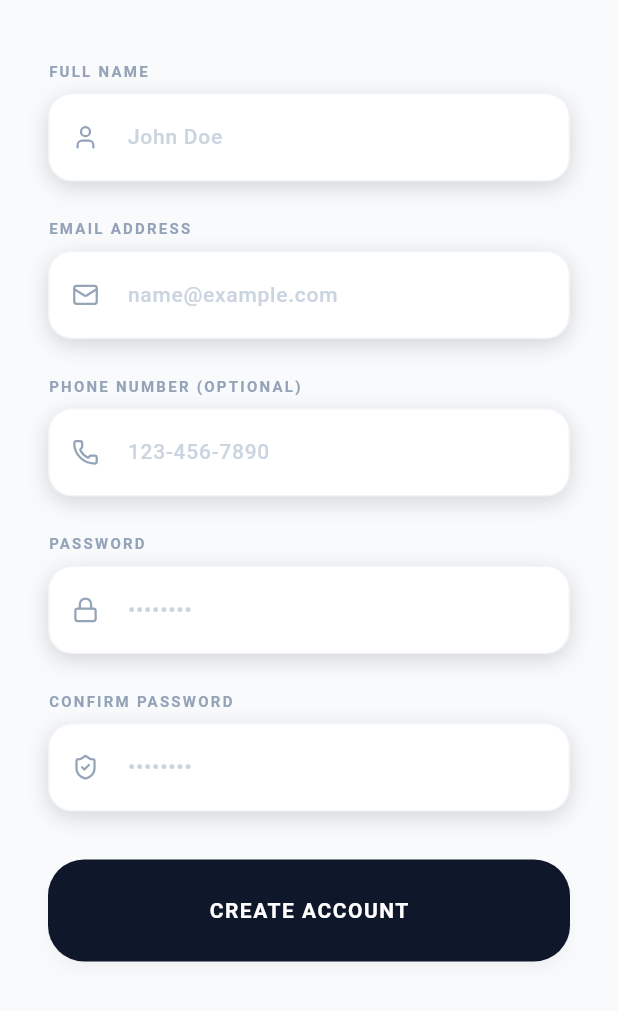
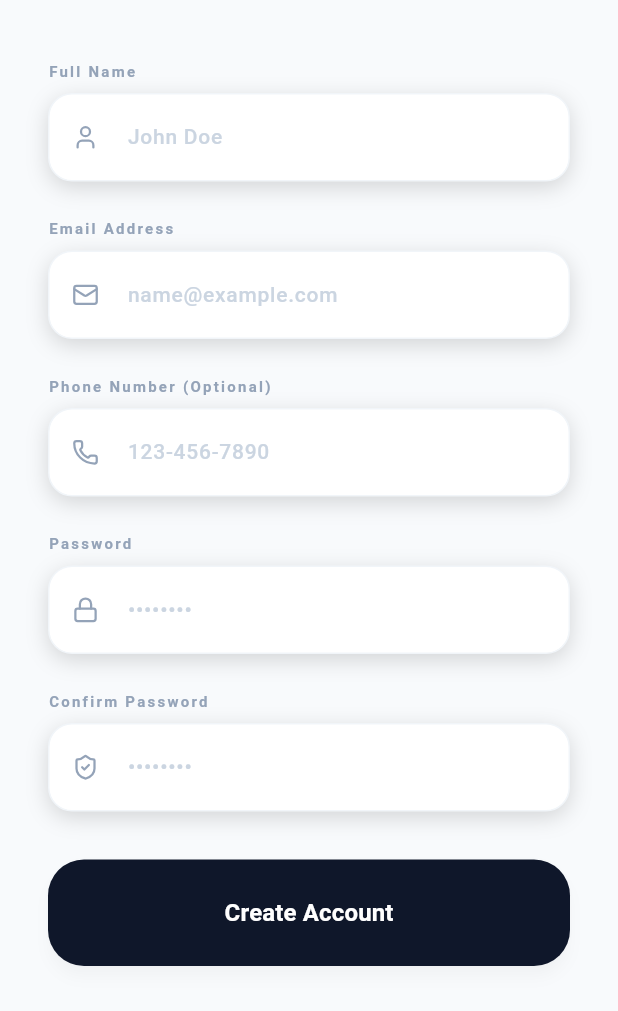
Before and after one commit to yangTauTauAjah/e-ticketing, a Flutter app: the screen it shows after launch, after a tap on an icon or button, on a phone screen of 412 x 824 dp, the part 225-1236 px from its top. Run offline on Flutter 3.47's test engine with Material 3 defaults, Android fonts, the phone set to English and light mode, and no system bars; our stand-ins replace dio, flutter_riverpod, flutter_secure_storage, image_picker, lucide_icons; network calls fail.

Commit message:
minor up updates

```diff
--- a/frontend/lib/features/auth/screens/login_screen.dart
+++ b/frontend/lib/features/auth/screens/login_screen.dart
@@ -55,11 +55,14 @@ class _LoginScreenState extends ConsumerState<LoginScreen> {
       body: SingleChildScrollView(
         padding: const EdgeInsets.all(32.0),
         child: Column(
-          crossAxisAlignment: CrossAxisAlignment.start,
-          children: [            const SizedBox(height: 60),
-            // Logo from Screenshot
-            Container(
-              height: 48, width: 48,
+          crossAxisAlignment: CrossAxisAlignment.center,
+          children: [
+            const SizedBox(height: 60),
+            // Logo from Screenshot - Centered and Rotated
+            Transform.rotate(
+              angle: 0.15, // Slight rotation in radians (~8.6 degrees)
+              child: Container(
+                height: 100, width: 100,
                 decoration: BoxDecoration(
                   color: const Color(0xFF0F172A),
                   borderRadius: BorderRadius.circular(16),
@@ -71,24 +74,58 @@ class _LoginScreenState extends ConsumerState<LoginScreen> {
                     )
                   ],
                 ),
-              child: Center(child: Container(height: 20, width: 20, decoration: BoxDecoration(color: Colors.blue, borderRadius: BorderRadius.circular(4)))),
+                child: Center(child: Container(height: 40, width: 40, decoration: BoxDecoration(color: Colors.blue, borderRadius: BorderRadius.circular(8)))),
+              ),
             ),
             const SizedBox(height: 40),
-            const Text("SECURE ACCESS", style: TextStyle(fontSize: 11, fontWeight: FontWeight.bold, color: Color(0xFF94A3B8), letterSpacing: 2)),
+            const Text("Secure Access", style: TextStyle(fontSize: 11, fontWeight: FontWeight.bold, color: Color(0xFF94A3B8), letterSpacing: 2)),
             const Text("Sign in to E-Ticket", style: TextStyle(fontSize: 32, fontWeight: FontWeight.bold, color: Color(0xFF0F172A), letterSpacing: -1)),
             const SizedBox(height: 40),
             AuthTextField(label: "Email Address", hint: "name@company.com", icon: LucideIcons.mail, controller: emailController),
             const SizedBox(height: 24),
-            AuthTextField(label: "Password", hint: "••••••••", icon: LucideIcons.lock, isPassword: true, controller: passController),
-              // Forgot Password Link
-            Align(
-              alignment: Alignment.centerRight,
-              child: TextButton(
+            Column(
+              crossAxisAlignment: CrossAxisAlignment.start,
+              children: [
+                Row(
+                  mainAxisAlignment: MainAxisAlignment.spaceBetween,
+                  children: [
+                    Text("Password", style: const TextStyle(fontSize: 10, fontWeight: FontWeight.bold, color: Color(0xFF94A3B8), letterSpacing: 1.5)),
+                    TextButton(
                       onPressed: () {
                         Navigator.push(context, MaterialPageRoute(builder: (context) => const ResetPasswordScreen()));
                       },
                       child: const Text("Forgot password?", style: TextStyle(fontSize: 10, color: Colors.blue, fontWeight: FontWeight.bold, letterSpacing: 0.5)),
                     ),
+                  ]
+                ),
+                const SizedBox(height: 8),
+                Container(
+                  decoration: BoxDecoration(
+                    color: Colors.white,
+                    borderRadius: BorderRadius.circular(16),
+                    border: Border.all(color: const Color(0xFFF1F5F9)), // slate-100
+                    boxShadow: [
+                      BoxShadow(
+                        color: Colors.black.withValues(alpha: 0.15),
+                        blurRadius: 12,
+                        offset: const Offset(0, 4),
+                      )
+                    ],
+                  ),
+                  child: TextField(
+                    controller: passController,
+                    obscureText: true,
+                    style: const TextStyle(fontSize: 14, fontWeight: FontWeight.w500),
+                    decoration: InputDecoration(
+                      prefixIcon: Icon(LucideIcons.lock, size: 18, color: const Color(0xFF94A3B8)),
+                      hintText: "••••••••",
+                      hintStyle: const TextStyle(color: Color(0xFFCBD5E1)),
+                      border: InputBorder.none,
+                      contentPadding: const EdgeInsets.symmetric(vertical: 18),
+                    ),
+                  ),
+                ),
+              ],
             ),
 
             const SizedBox(height: 32),
--- a/frontend/lib/features/auth/screens/register_screen.dart
+++ b/frontend/lib/features/auth/screens/register_screen.dart
@@ -177,19 +177,19 @@ class _RegisterScreenState extends ConsumerState<RegisterScreen> {
                     ),
                   ),
                   data: (_) => const Text(
-                    "CREATE ACCOUNT",
+                    "Create Account",
                     style: TextStyle(
                       color: Colors.white,
                       fontWeight: FontWeight.bold,
-                      letterSpacing: 1,
+                      fontSize: 16
                     ),
                   ),
                   error: (_, __) => const Text(
-                    "CREATE ACCOUNT",
+                    "Create Account",
                     style: TextStyle(
                       color: Colors.white,
                       fontWeight: FontWeight.bold,
-                      letterSpacing: 1,
+                      fontSize: 16
                     ),
                   ),
                 ),
--- a/frontend/lib/features/auth/screens/reset_password.dart
+++ b/frontend/lib/features/auth/screens/reset_password.dart
@@ -60,14 +60,14 @@ class _ResetPasswordScreenState extends State<ResetPasswordScreen> {
           controller: _emailController
         ),
         const SizedBox(height: 32),
-          SizedBox(
+        SizedBox(
           width: double.infinity,
           child: ElevatedButton.icon(
             onPressed: _isLoading ? null : _handleReset,
             icon: _isLoading
               ? const SizedBox(width: 18, height: 18, child: CircularProgressIndicator(strokeWidth: 2, color: Colors.white))
               : const Icon(LucideIcons.send, size: 18, color: Colors.white),
-            label: Text(_isLoading ? "SENDING REQUEST..." : "SEND RESET LINK"),
+            label: Text(_isLoading ? "Sending Request..." : "Send Reset Link", style: TextStyle(color: Colors.white, fontWeight: FontWeight.bold, fontSize: 16)),
             style: ElevatedButton.styleFrom(
               backgroundColor: const Color(0xFF0F172A),
               padding: const EdgeInsets.symmetric(vertical: 24),
--- a/frontend/lib/widgets/auth_text_field.dart
+++ b/frontend/lib/widgets/auth_text_field.dart
@@ -22,7 +22,7 @@ class AuthTextField extends StatelessWidget {
     return Column(
       crossAxisAlignment: CrossAxisAlignment.start,
       children: [
-        Text(label.toUpperCase(),
+        Text(label,
           style: const TextStyle(fontSize: 10, fontWeight: FontWeight.bold, color: Color(0xFF94A3B8), letterSpacing: 1.5)),
         const SizedBox(height: 8),
         Container(
```
Also changed, not shown: frontend/lib/features/tickets/screens/create_ticket_screen.dart (+9 -13 lines), frontend/lib/features/tickets/screens/dashboard_screen.dart (+21 -0 lines), frontend/lib/features/tickets/screens/ticket_detail_screen.dart (+10 -11 lines). Lines whose indentation alone changed are shown as unchanged.
